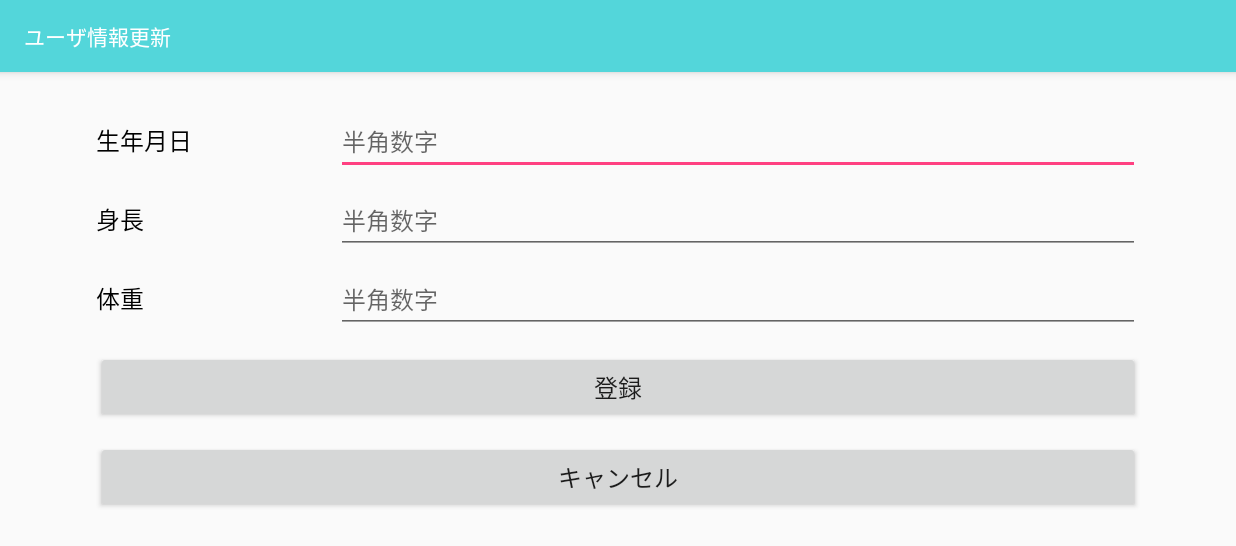
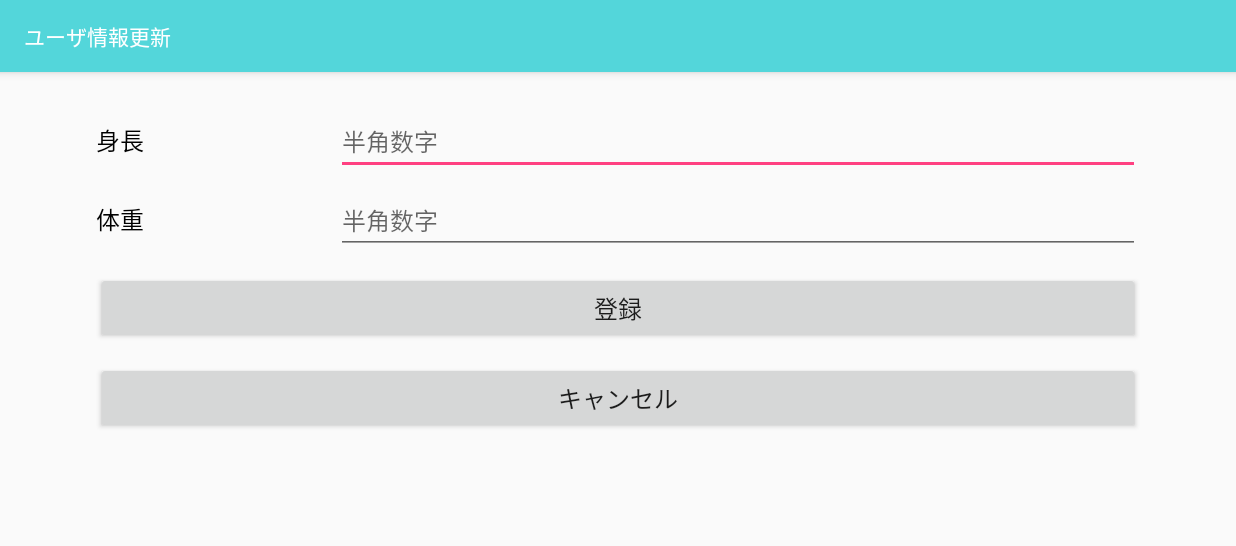
Before and after one commit to sanou123/KenkatsuApp, an Android app: the UserUpdate screen opened directly, with no data from a screen before it, on a phone screen of 824 x 412 dp (held sideways). Shown: the top 546 px of the screen. Run offline under Robolectric (Android 15) with nearby library versions, the phone set to English and light mode, and no system bars.

Commit message:
ちょっと修正

```diff
--- a/app/src/main/java/com/example/a1521315/test02/GraphListView.java
+++ b/app/src/main/java/com/example/a1521315/test02/GraphListView.java
@@ -208,7 +208,6 @@ public class GraphListView extends AppCompatActivity {
                 // データを取得
                 myListItem1 = items.get(position);
 
-
                 if (view == null) {
                     LayoutInflater inflater =
                             (LayoutInflater) context.getSystemService(Context.LAYOUT_INFLATER_SERVICE);
--- a/app/src/main/java/com/example/a1521315/test02/MenuSelect.java
+++ b/app/src/main/java/com/example/a1521315/test02/MenuSelect.java
@@ -195,6 +195,8 @@ public class MenuSelect extends AppCompatActivity {
                     dialog.show();
                 }
 
+
+
             }
         });
         //////////////////////////////////////////////////////////////////////
--- a/app/src/main/java/com/example/a1521315/test02/UserUpdate.java
+++ b/app/src/main/java/com/example/a1521315/test02/UserUpdate.java
@@ -24,11 +24,9 @@ public class UserUpdate extends AppCompatActivity {
 
     Globals globals;
 
-    private EditText mEditText01Age;         // 年齢
     private EditText mEditText01Height;         // 身長
     private EditText mEditText01Weight;          // 体重
 
-    private TextView mText01Kome02;             // 年齢の※印
     private TextView mText01Kome04;             // 身長の※印
     private TextView mText01Kome05;             // 体重の※印
 
@@ -94,11 +92,9 @@ public class UserUpdate extends AppCompatActivity {
      */
     private void findViews() {
 
-        mEditText01Age = (EditText) findViewById(R.id.editText01Age);     // 年齢
         mEditText01Height = (EditText) findViewById(R.id.editText01Height);     // 身長
         mEditText01Weight = (EditText) findViewById(R.id.editText01Weight);       // 体重
 
-        mText01Kome02 = (TextView) findViewById(R.id.text01Kome02);             // 年齢※印
         mText01Kome04 = (TextView) findViewById(R.id.text01Kome04);             // 身長の※印
         mText01Kome05 = (TextView) findViewById(R.id.text01Kome05);             // 体重の※印
 
@@ -111,11 +107,9 @@ public class UserUpdate extends AppCompatActivity {
      * init()
      */
     private void init() {
-        mEditText01Age.setText("");
         mEditText01Height.setText("");
         mEditText01Weight.setText("");
 
-        mText01Kome02.setText("");
         mText01Kome04.setText("");
         mText01Kome05.setText("");
     }
@@ -127,19 +121,12 @@ public class UserUpdate extends AppCompatActivity {
     private void saveList() {
 
         // 各EditTextで入力されたテキストを取得
-        String strAge = mEditText01Age.getText().toString();
         String strHeight = mEditText01Height.getText().toString();
         String strWeight = mEditText01Weight.getText().toString();
 
 
         // EditTextが空白の場合
-        if (strAge.equals("")  || strHeight.equals("") || strWeight.equals("")) {
-
-            if (strAge.equals("")) {
-                mText01Kome02.setText("※");     // 年齢が空白の場合、※印を表示
-            } else {
-                mText01Kome02.setText("");      // 空白でない場合は※印を消す
-            }
+        if (strHeight.equals("") || strWeight.equals("")) {
 
             if (strHeight.equals("")) {
                 mText01Kome04.setText("※");     // 身長が空白の場合、※印を表示
@@ -159,7 +146,7 @@ public class UserUpdate extends AppCompatActivity {
 
 
             // 入力された年齢と身長、体重は文字列からint型へ変換
-            int iAge = Integer.parseInt(strAge);
+            int iAge = Integer.parseInt(globals.age);
             int iHeight = Integer.parseInt(strHeight);
             int iWeight = Integer.parseInt(strWeight);
 
--- a/app/src/main/res/layout/user_update.xml
+++ b/app/src/main/res/layout/user_update.xml
@@ -18,51 +18,6 @@
         android:textColor="#000000"
         android:textSize="16sp" />
 
-    <!-- 年齢 -->
-    <LinearLayout
-        android:id="@+id/linearLayout01Age"
-        android:layout_width="match_parent"
-        android:layout_height="wrap_content"
-        android:layout_alignParentStart="true"
-        android:layout_below="@+id/linearLayout01Name"
-        android:layout_marginTop="8dp"
-        android:orientation="horizontal"
-        android:layout_alignParentLeft="true">
-
-        <TextView
-            android:id="@+id/text01Age"
-            android:layout_width="0dp"
-            android:layout_height="wrap_content"
-            android:layout_weight="0.5"
-            android:text="@string/text01_age"
-            android:textColor="#000000"
-            android:textSize="16sp" />
-
-        <TextView
-            android:id="@+id/text01Kome02"
-            android:layout_width="0dp"
-            android:layout_height="wrap_content"
-            android:layout_weight="0.1"
-            android:text="@string/text01_kome"
-            android:textColor="#FF0000"
-            android:textSize="14sp" />
-
-        <!-- inputType：表示するキーボードを数値に指定 -->
-        <EditText
-            android:id="@+id/editText01Age"
-            android:layout_width="0dp"
-            android:layout_height="wrap_content"
-            android:layout_weight="2"
-            android:ellipsize="end"
-            android:hint="@string/text01_hintnumber"
-            android:inputType="number"
-            android:lines="1"
-            android:maxLength="24"
-            android:maxLines="1"
-            android:minLines="1"
-            android:singleLine="true"
-            android:textSize="16sp" />
-    </LinearLayout>
 
     <!-- 身長 -->
     <LinearLayout
```
Also changed, not shown: app/src/main/java/com/example/a1521315/test02/MainUser.java (+33 -31 lines), app/src/main/res/layout/menu_select.xml (+0 -23 lines).
